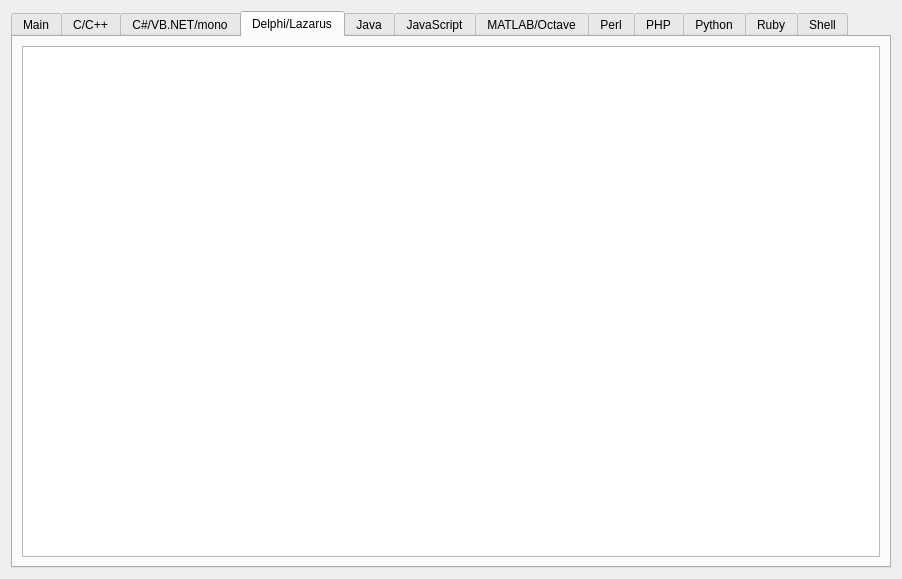
Above: src/brickv/plugin_system/plugins/red/ui/red_tab_versions.ui from Tinkerforge/brickv before the change. Below: the same form after it.
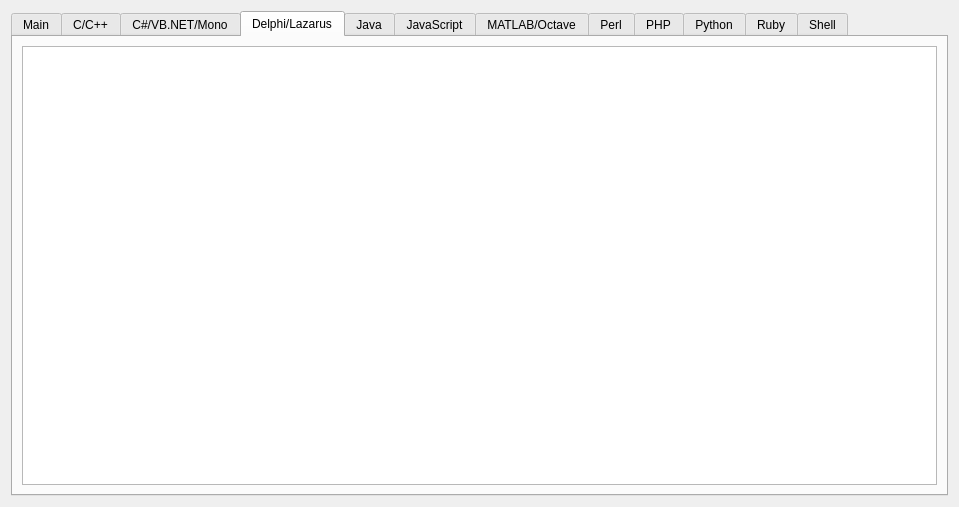
That is the form after the change. The open tabs and pages were chosen to show the change.

Commit message: red-brick: Disable root decoration for all version tab subtabs

The edit to the form file:
```diff
--- a/src/brickv/plugin_system/plugins/red/ui/red_tab_versions.ui
+++ b/src/brickv/plugin_system/plugins/red/ui/red_tab_versions.ui
@@ -6,8 +6,8 @@
    <rect>
     <x>0</x>
     <y>0</y>
-    <width>902</width>
-    <height>579</height>
+    <width>959</width>
+    <height>507</height>
    </rect>
   </property>
   <property name="windowTitle">
@@ -67,7 +67,7 @@
      </widget>
      <widget class="QWidget" name="tab_5">
       <attribute name="title">
-       <string>C#/VB.NET/mono</string>
+       <string>C#/VB.NET/Mono</string>
       </attribute>
       <layout class="QVBoxLayout" name="verticalLayout_5">
        <item>
@@ -101,6 +101,9 @@
          <property name="alternatingRowColors">
           <bool>true</bool>
          </property>
+         <property name="rootIsDecorated">
+          <bool>false</bool>
+         </property>
         </widget>
        </item>
       </layout>
```
Left out of the diff: 9 changed lines with no effect on the pictures. The commit also changes 1 other file.
